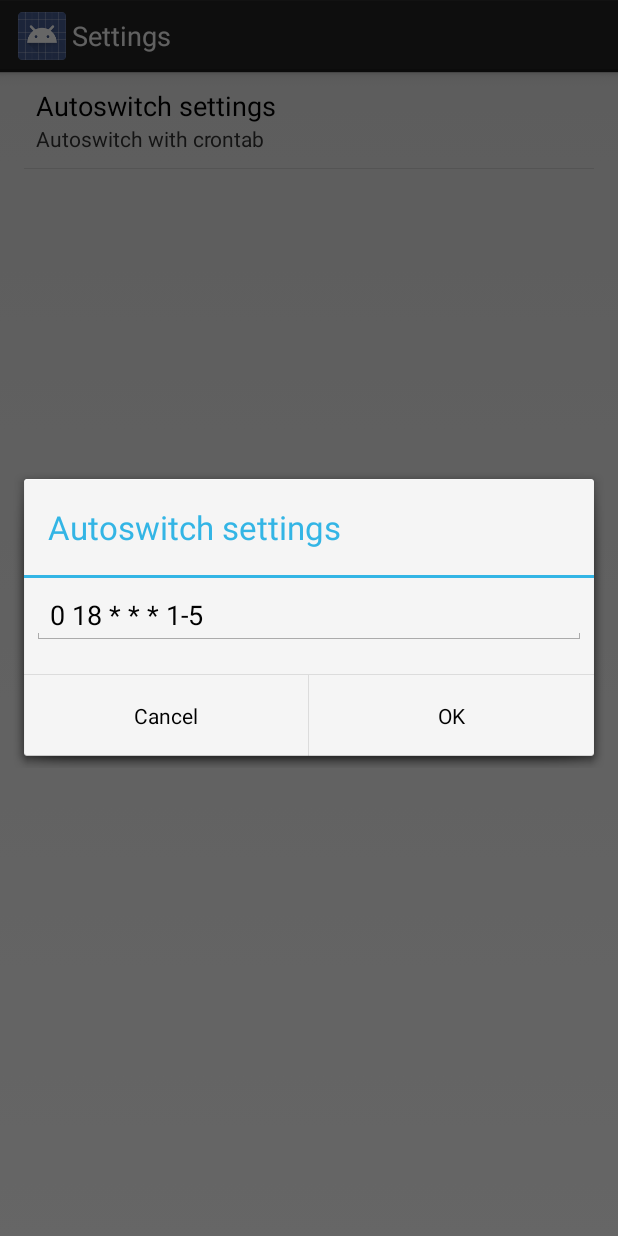
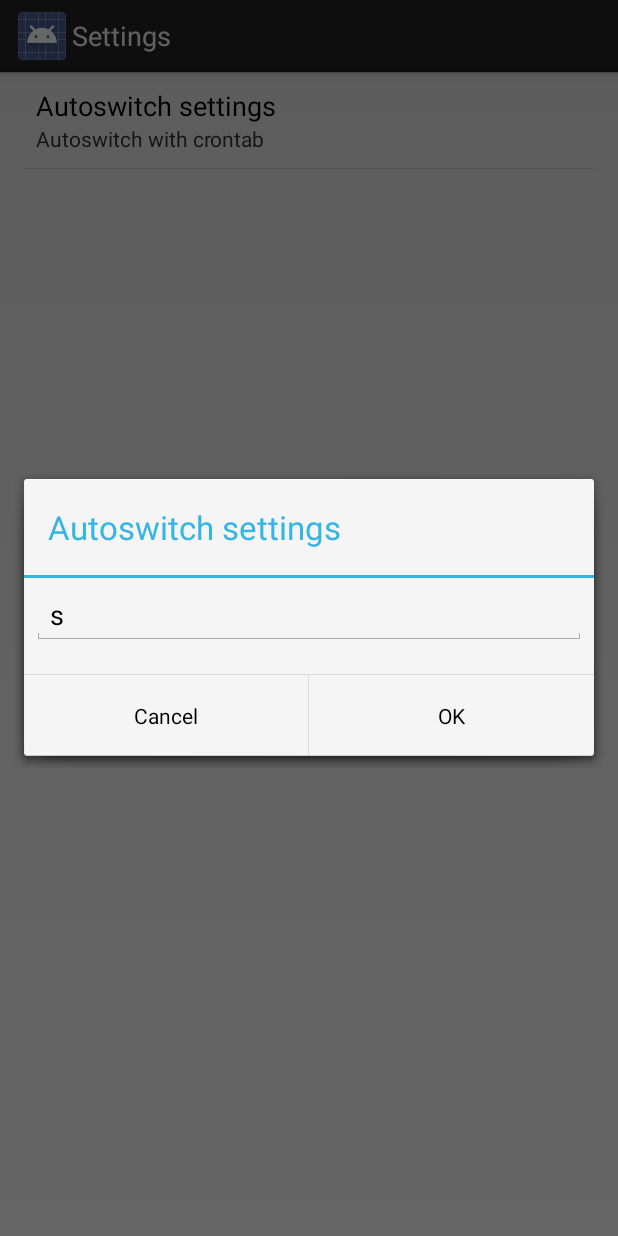
Before and after one commit to sawise/SoftwerkCoffee, an Android app: the SettingsActivity screen opened directly, with no data from a screen before it, after a tap on "Autoswitch settings", on a phone screen of 412 x 824 dp. Run offline under Robolectric (Android 15) with nearby library versions, the phone set to English and light mode, and no system bars.

Commit message:
Some changes in settings for the app and some things in the webservice

```diff
--- a/CoffeeProject/Coffee/src/main/java/se/softwerk/coffee/SettingsActivity.java
+++ b/CoffeeProject/Coffee/src/main/java/se/softwerk/coffee/SettingsActivity.java
@@ -33,16 +33,21 @@ import java.util.List;
  * href="http://developer.android.com/guide/topics/ui/settings.html">Settings
  * API Guide</a> for more information on developing a Settings UI.
  */
-public class SettingsActivity extends PreferenceActivity implements Preference.OnPreferenceChangeListener, Preference.OnPreferenceClickListener, SharedPreferences.OnSharedPreferenceChangeListener {
+public class SettingsActivity extends PreferenceActivity implements Preference.OnPreferenceChangeListener, Preference.OnPreferenceClickListener {
 
     EditTextPreference autoswitch;
+    Webservice webService;
 
     @Override
     protected void onCreate(Bundle savedInstanceState) {
         super.onCreate(savedInstanceState);
         addPreferencesFromResource(R.xml.pref);
-        SharedPreferences prefs = PreferenceManager.getDefaultSharedPreferences(this);
-        prefs.registerOnSharedPreferenceChangeListener(this);
+
+        webService = new Webservice();
+
+        autoswitch = (EditTextPreference) findPreference("autoswitch");
+        autoswitch.setText("s");
+
         autoswitch.setOnPreferenceChangeListener(this);
 
     }
@@ -56,7 +61,7 @@ public class SettingsActivity extends PreferenceActivity implements Preference.O
     @Override
     public boolean onPreferenceChange(Preference preference, Object newValue) {
         String key = preference.getKey();
-        Log.i("something", key);
+        Log.i(key, newValue.toString());
         return false;
     }
 
@@ -67,8 +72,5 @@ public class SettingsActivity extends PreferenceActivity implements Preference.O
         return false;
     }
 
-    @Override
-    public void onSharedPreferenceChanged(SharedPreferences sharedPreferences, String key) {
-        Log.i("prefchanges", sharedPreferences.getString(key, "0"));
-    }
+
 }
```
Also changed, not shown: 5 other files.
